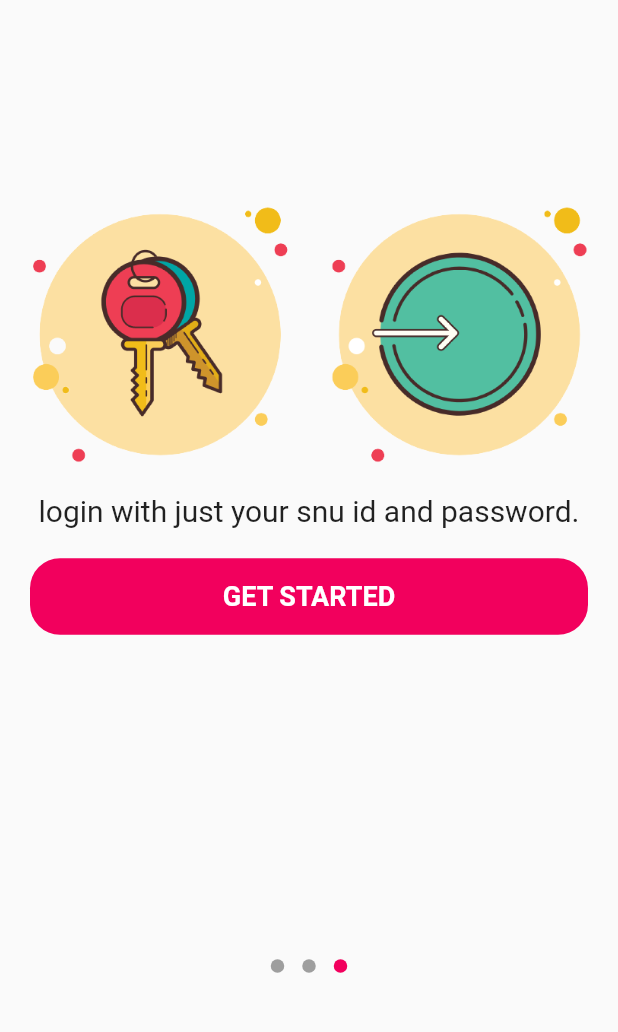
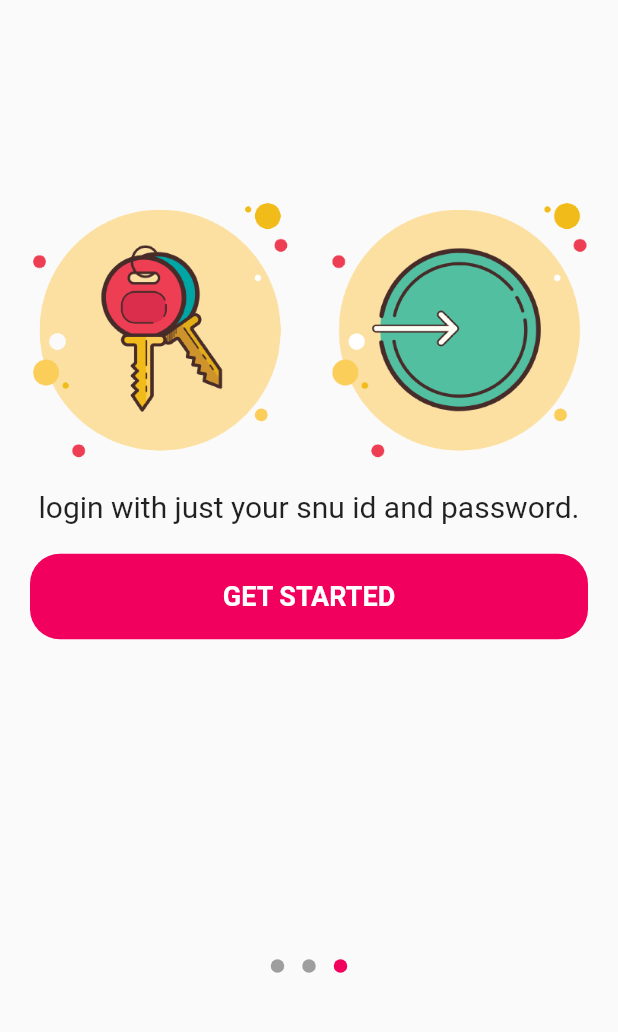
Before and after one commit to hridaypradhan/snu-connect, a Flutter app: the screen it shows after launch, swiped to page 3, on a phone screen of 412 x 824 dp, the part 198-1230 px from its top. Run offline on Flutter 3.47's test engine with Material 2 defaults, Android fonts, the phone set to English and light mode, and no system bars; drawn by our look-alikes of introduction_screen; our stand-ins replace google_fonts; Roboto replaces fonts that are missing (Spartan).

```diff
--- a/lib/screens/onboarding/widgets/get_started_button.dart
+++ b/lib/global/widgets/large_button.dart
@@ -1,31 +1,35 @@
 import 'package:flutter/material.dart';
 import 'package:snu_connect/constants/colors.dart';
-import 'package:snu_connect/screens/login/login_screen.dart';
 
-class GetStartedButton extends StatelessWidget {
-  const GetStartedButton({Key? key}) : super(key: key);
+class LargeButton extends StatelessWidget {
+  final Function onPressed;
+  final String text;
+  const LargeButton({
+    Key? key,
+    required this.onPressed,
+    required this.text,
+  }) : super(key: key);
 
   @override
   Widget build(BuildContext context) {
     return InkWell(
       borderRadius: BorderRadius.circular(20.0),
-      onTap: () => Navigator.pushReplacementNamed(
-        context,
-        LoginScreen.id,
-      ),
+      onTap: () {
+        onPressed();
+      },
       splashColor: Colors.grey,
       child: Container(
-        padding: const EdgeInsets.all(15.0),
+        padding: const EdgeInsets.all(18.0),
         decoration: BoxDecoration(
           color: primaryPink,
           borderRadius: BorderRadius.circular(20.0),
         ),
         child: Row(
           mainAxisAlignment: MainAxisAlignment.center,
-          children: const [
+          children: [
             Text(
-              'GET STARTED',
-              style: TextStyle(
+              text,
+              style: const TextStyle(
                 color: Colors.white,
                 fontWeight: FontWeight.bold,
                 fontSize: 18.0,
--- a/lib/global/widgets/text_logo.dart
+++ b/lib/global/widgets/text_logo.dart
@@ -2,7 +2,11 @@ import 'package:flutter/material.dart';
 import 'package:snu_connect/constants/colors.dart';
 
 class TextLogo extends StatelessWidget {
-  const TextLogo({Key? key}) : super(key: key);
+  final double? height;
+  const TextLogo({
+    Key? key,
+    this.height,
+  }) : super(key: key);
 
   @override
   Widget build(BuildContext context) {
@@ -14,7 +18,7 @@ class TextLogo extends StatelessWidget {
       padding: const EdgeInsets.all(15.0),
       child: Image.asset(
         'assets/images/logo_name.png',
-        height: 80.0,
+        height: height,
       ),
     );
   }
--- a/lib/main.dart
+++ b/lib/main.dart
@@ -1,5 +1,6 @@
 import 'package:flutter/material.dart';
 import 'package:google_fonts/google_fonts.dart';
+import 'package:snu_connect/constants/colors.dart';
 import 'package:snu_connect/screens/home/home_screen.dart';
 import 'package:snu_connect/screens/login/login_screen.dart';
 import 'package:snu_connect/screens/onboarding/onboarding_screen.dart';
@@ -15,13 +16,16 @@ class MyApp extends StatelessWidget {
       debugShowCheckedModeBanner: false,
       theme: ThemeData(
         textTheme: GoogleFonts.spartanTextTheme(),
+        textSelectionTheme: const TextSelectionThemeData(
+          cursorColor: primaryPink,
+        ),
       ),
       // Initial route should depend on login status
       initialRoute: OnboardingScreen.id,
       routes: {
         HomeScreen.id: (context) => const HomeScreen(),
         OnboardingScreen.id: (context) => const OnboardingScreen(),
-        LoginScreen.id: (context) => const LoginScreen(),
+        LoginScreen.id: (context) => LoginScreen(),
       },
     );
   }
--- a/lib/screens/onboarding/onboarding_screen.dart
+++ b/lib/screens/onboarding/onboarding_screen.dart
@@ -3,7 +3,7 @@ import 'package:introduction_screen/introduction_screen.dart';
 import 'package:snu_connect/constants/colors.dart';
 import 'package:snu_connect/global/widgets/text_logo.dart';
 import 'package:snu_connect/screens/login/login_screen.dart';
-import 'package:snu_connect/screens/onboarding/widgets/get_started_button.dart';
+import 'package:snu_connect/global/widgets/large_button.dart';
 import 'package:snu_connect/screens/onboarding/widgets/onboarding_item.dart';
 
 class OnboardingScreen extends StatelessWidget {
@@ -12,7 +12,6 @@ class OnboardingScreen extends StatelessWidget {
 
   @override
   Widget build(BuildContext context) {
-
     return SafeArea(
       child: IntroductionScreen(
         color: primaryPink,
@@ -20,6 +19,13 @@ class OnboardingScreen extends StatelessWidget {
           activeColor: primaryPink,
         ),
         rawPages: [
+          Stack(
+            children: [
+              Container(
+                alignment: Alignment.topCenter,
+                margin: const EdgeInsets.only(top: 20.0),
+                child: const TextLogo(height: 80.0),
+              ),
               Padding(
                 padding: const EdgeInsets.all(20.0),
                 child: Column(
@@ -35,12 +41,14 @@ class OnboardingScreen extends StatelessWidget {
                   ],
                 ),
               ),
+            ],
+          ),
           Stack(
             children: [
               Container(
                 alignment: Alignment.topCenter,
                 margin: const EdgeInsets.only(top: 20.0),
-                child: const TextLogo(),
+                child: const TextLogo(height: 80.0),
               ),
               Column(
                 mainAxisAlignment: MainAxisAlignment.center,
@@ -67,7 +75,10 @@ class OnboardingScreen extends StatelessWidget {
               Container(
                 alignment: Alignment.topCenter,
                 margin: const EdgeInsets.only(top: 20.0),
-                child: const TextLogo(),
+                child: const Hero(
+                  child: TextLogo(height: 80.0),
+                  tag: 'icon',
+                ),
               ),
               Padding(
                 padding: const EdgeInsets.all(20.0),
@@ -84,7 +95,13 @@ class OnboardingScreen extends StatelessWidget {
                       ),
                     ),
                     const SizedBox(height: 20.0),
-                    const GetStartedButton(),
+                    LargeButton(
+                      text: 'GET STARTED',
+                      onPressed: () => Navigator.pushNamed(
+                        context,
+                        LoginScreen.id,
+                      ),
+                    ),
                   ],
                 ),
               ),
@@ -92,7 +109,7 @@ class OnboardingScreen extends StatelessWidget {
           ),
         ],
         showDoneButton: false,
-        onSkip: () => Navigator.pushReplacementNamed(
+        onSkip: () => Navigator.pushNamed(
           context,
           LoginScreen.id,
         ),
@@ -104,7 +121,7 @@ class OnboardingScreen extends StatelessWidget {
               color: primaryPink,
             ),
           ),
-          onPressed: () => Navigator.pushReplacementNamed(
+          onPressed: () => Navigator.pushNamed(
             context,
             LoginScreen.id,
           ),
--- a/pubspec.yaml
+++ b/pubspec.yaml
@@ -30,7 +30,6 @@ flutter:
 
   assets:
     - assets/images/
-
   # To add custom fonts to your application, add a fonts section here,
   # in this "flutter" section. Each entry in this list should have a
   # "family" key with the font family name, and a "fonts" key with a
```
Also changed, not shown: lib/screens/login/login_screen.dart (+47 -4 lines), lib/screens/login/widgets/email_field.dart (added, +44 -0 lines), lib/screens/login/widgets/password_field.dart (added, +57 -0 lines), 1 other file. Lines whose indentation alone changed are shown as unchanged.
